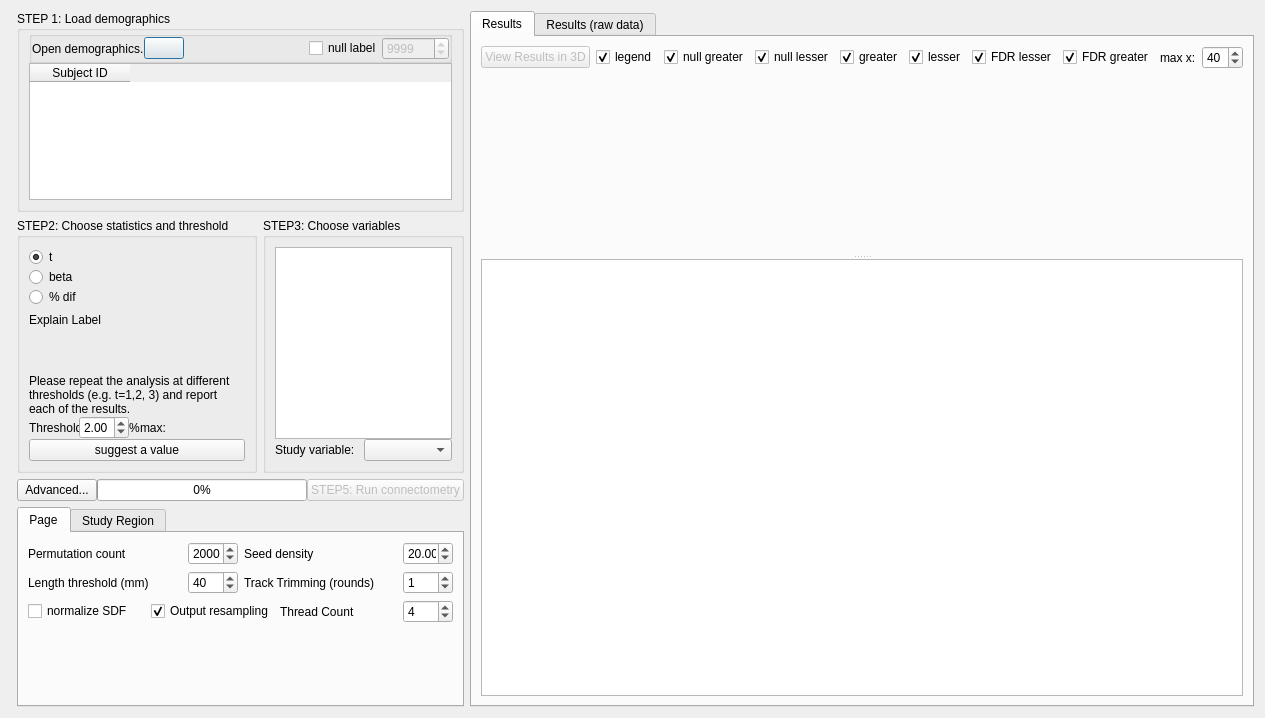
The window that connectometry/group_connectometry.ui (frankyeh/DSI-Studio) describes before a commit, drawn with Qt 5.
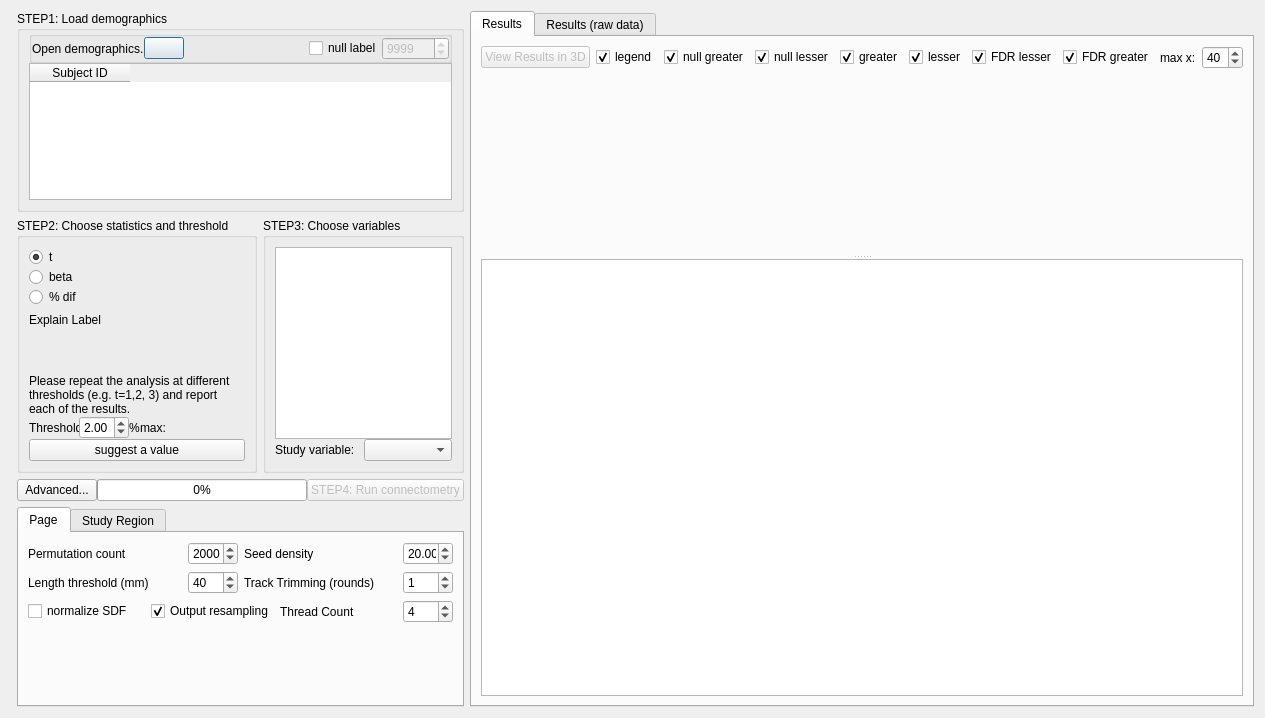
The same window after the commit. Icons and pictures are not drawn. Custom widgets are drawn as their Qt base class.

Commit message: [ana] check r2 in connectometry analysis

```diff
--- a/connectometry/group_connectometry.ui
+++ b/connectometry/group_connectometry.ui
@@ -72,7 +72,7 @@
          </sizepolicy>
         </property>
         <property name="title">
-         <string>STEP 1: Load demographics</string>
+         <string>STEP1: Load demographics</string>
         </property>
         <layout class="QVBoxLayout" name="verticalLayout_2">
          <property name="spacing">
@@ -507,7 +507,7 @@
            <bool>false</bool>
           </property>
           <property name="text">
-           <string>STEP5: Run connectometry</string>
+           <string>STEP4: Run connectometry</string>
           </property>
           <property name="icon">
            <iconset resource="../icons.qrc">
```
The commit also changes 2 other files.
